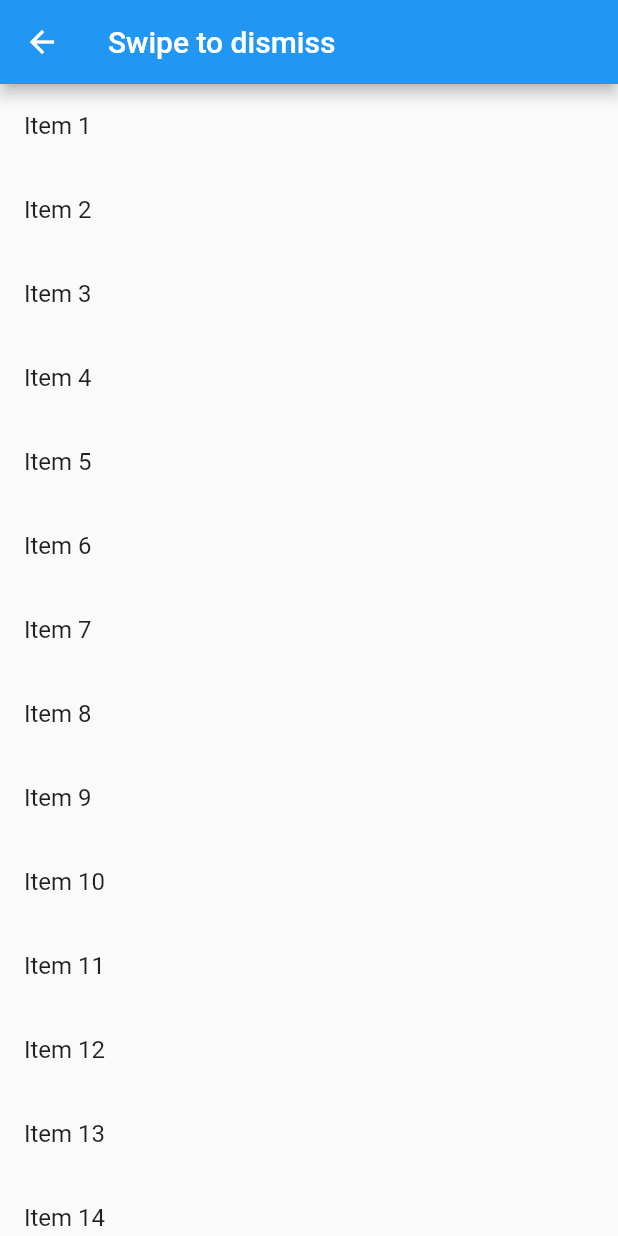
After one commit to Aqudi/Flutter-Cookbook, a Flutter app: the MySwipeToDismiss screen opened directly, on a phone screen of 412 x 824 dp. The commit adds this screen. Run offline on Flutter 3.47's test engine with Material 2 defaults, Android fonts, the phone set to English and light mode, and no system bars; our stand-ins replace fluttertoast; network calls fail.

Commit message:
Add Dismiss examples

```diff
--- a/lib/main.dart
+++ b/lib/main.dart
@@ -3,6 +3,7 @@ import 'package:flutterexamples/pages/MyAnimatedContainer.dart';
 import 'package:flutterexamples/pages/MyAnimatedOpacity.dart';
 import 'package:flutterexamples/pages/MyFormValidation.dart';
 import 'package:flutterexamples/pages/MyOrientationBuilder.dart';
+import 'package:flutterexamples/pages/MySwipeToDismiss.dart';
 import 'package:flutterexamples/pages/MyTabController.dart';
 import 'package:flutterexamples/pages/Navigator/pushNamed.dart';
 import 'package:flutterexamples/pages/Navigator/pushNamed_with_arguments.dart';
@@ -76,6 +77,7 @@ class HomePage extends StatelessWidget {
     [MyOrientationBuilder(), 'AnimatedContainer'],
     [MyTabController(), 'AnimatedOpacity'],
     [MyFormValidation(), 'OrientationBuilder'],
+    [MySwipeToDismiss(), 'Dismissible SwipeToDismiss'],
   ];
 
   @override
--- /dev/null
+++ b/lib/pages/MySwipeToDismiss.dart
@@ -0,0 +1,40 @@
+import 'package:flutter/material.dart';
+
+class MySwipeToDismiss extends StatefulWidget {
+  @override
+  _MySwipeToDismissState createState() => _MySwipeToDismissState();
+}
+
+class _MySwipeToDismissState extends State<MySwipeToDismiss> {
+  final items = List<String>.generate(20, (i) => "Item ${i + 1}");
+  @override
+  Widget build(BuildContext context) {
+    return Scaffold(
+      appBar: AppBar(
+        title: Text('Swipe to dismiss'),
+      ),
+      body: ListView.builder(
+        itemCount: items.length,
+        itemBuilder: (context, index) {
+          final item = items[index];
+          return Dismissible(
+            background: Container(color:Colors.red),
+            direction: DismissDirection.startToEnd,
+            onDismissed: (direction) {
+              setState(() {
+                if(direction == DismissDirection.startToEnd) {
+                  items.removeAt(index);
+                  print(items);
+                }
+              });
+            },
+            child: ListTile(
+              title: Text('${items[index]}'),
+            ),
+            key: Key(item),
+          );
+        },
+      ),
+    );
+  }
+}
```
